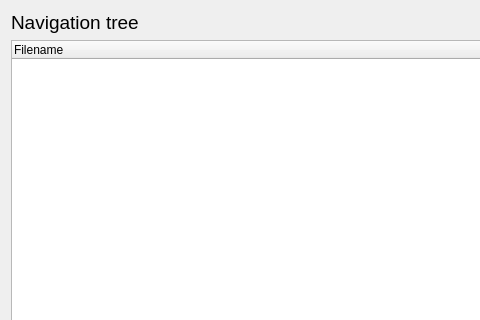
Qt form plyj-master/GUI/UIFiles/MetricReport.ui (JLMcBride22/SourceCodeChecker) before a commit; both pictures show x 0 to 480 and y 0 to 320 of the 717 by 491 pixel window.
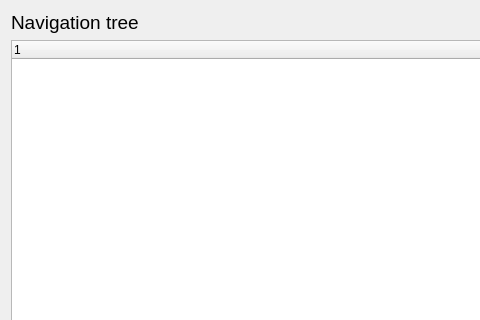
The same form after that commit.

```diff
--- a/plyj-master/GUI/UIFiles/MetricReport.ui
+++ b/plyj-master/GUI/UIFiles/MetricReport.ui
@@ -66,7 +66,7 @@
          </property>
          <column>
           <property name="text">
-           <string notr="true">Filename</string>
+           <string notr="true"/>
           </property>
          </column>
         </widget>
```
